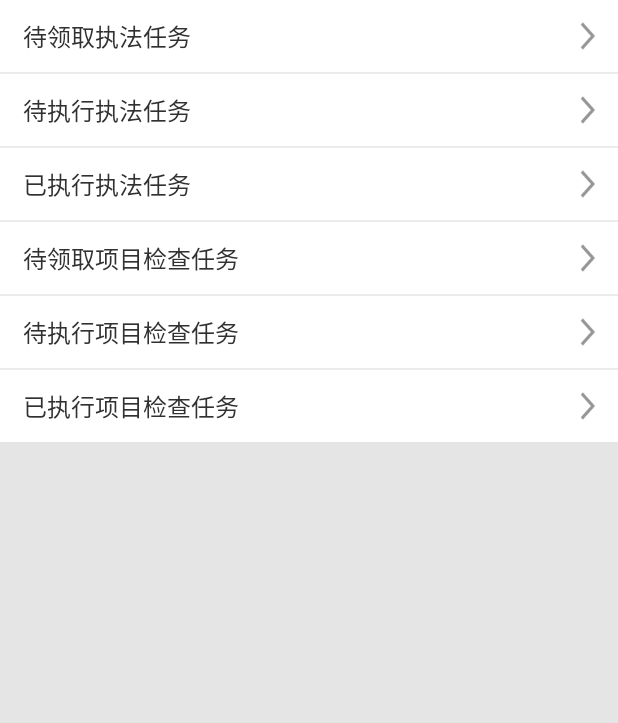
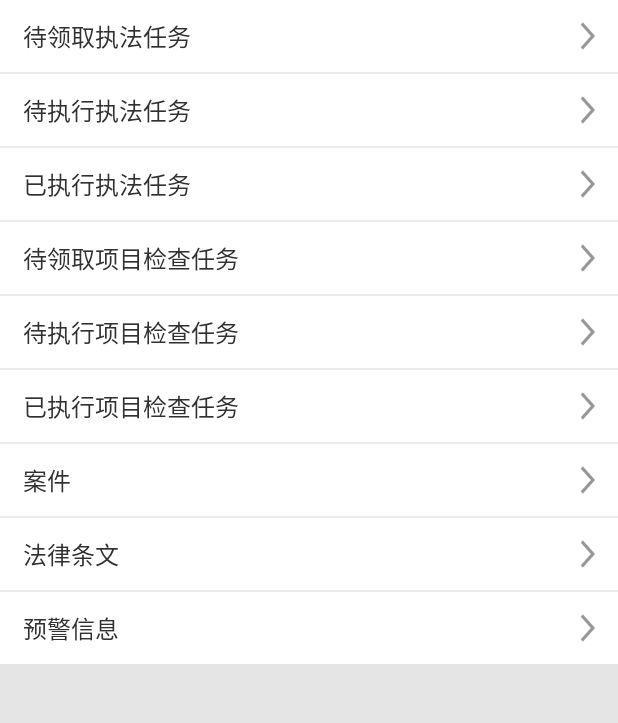
Before and after one commit to xinglan1104/KfFta, an Android app: the MainActivity screen opened directly, with no data from a screen before it, on a phone screen of 412 x 824 dp, the part 72-795 px from its top. Run offline under Robolectric (Android 15) with nearby library versions, the phone set to English and light mode, and no system bars.

Commit message:
新增案件部分界面

```diff
--- a/app/src/main/java/com/xl/kffta/base/BaseFragment.kt
+++ b/app/src/main/java/com/xl/kffta/base/BaseFragment.kt
@@ -54,7 +54,7 @@ abstract class BaseFragment : Fragment() {
         }
     }
 
-    abstract fun initView(inflater: LayoutInflater, container: ViewGroup?, savedInstanceState: Bundle?): View?
+    abstract fun initView(inflater: LayoutInflater, container: ViewGroup?, savedInstanceState: Bundle?): View
 
     protected abstract fun handleMessage(message: Message)
 
@@ -62,7 +62,7 @@ abstract class BaseFragment : Fragment() {
 
     }
 
-    protected open fun initListener(mainView: View?) {
+    protected open fun initListener(mainView: View) {
 
     }
 
--- a/app/src/main/java/com/xl/kffta/ui/activity/MainActivity.java
+++ b/app/src/main/java/com/xl/kffta/ui/activity/MainActivity.java
@@ -13,6 +13,7 @@ import com.xl.kffta.net.ResponseObjectCallback;
 import com.xl.kffta.net.taskmanager.TaskNetManager;
 import com.xl.kffta.ui.activity.executejointtask.ExecuteJointTaskListActivity;
 import com.xl.kffta.ui.activity.executetask.ExecuteListActivity;
+import com.xl.kffta.ui.activity.lawcase.LawcaseListActivity;
 import com.xl.kffta.ui.activity.receivejointtask.JointTaskListActivity;
 import com.xl.kffta.util.DialogUtil;
 
@@ -42,6 +43,7 @@ public class MainActivity extends BaseActivity implements View.OnClickListener {
         findViewById(R.id.main_layout_4).setOnClickListener(this);
         findViewById(R.id.main_layout_5).setOnClickListener(this);
         findViewById(R.id.main_layout_6).setOnClickListener(this);
+        findViewById(R.id.main_layout_7).setOnClickListener(this);
     }
 
     @Override
@@ -102,6 +104,8 @@ public class MainActivity extends BaseActivity implements View.OnClickListener {
             intent.setClass(MainActivity.this, ExecuteJointTaskListActivity.class);
             intent.putExtra(ExecuteJointTaskListActivity.JOINT_EXE_TASK_STATE, ExecuteJointTaskListActivity.JOINT_EXE_TASK_OVER);
             startActivity(new Intent(intent));
+        } else if (id == R.id.main_layout_7) {
+            startActivity(new Intent(MainActivity.this, LawcaseListActivity.class));
         }
     }
 
--- a/app/src/main/res/layout/activity_main.xml
+++ b/app/src/main/res/layout/activity_main.xml
@@ -248,6 +248,123 @@
                     android:textSize="16sp"
                     tools:text="20" />
             </RelativeLayout>
+
+            <View
+                android:layout_width="match_parent"
+                android:layout_height="1dp"
+                android:background="@color/divider_color" />
+
+            <RelativeLayout
+                android:id="@+id/main_layout_7"
+                android:layout_width="match_parent"
+                android:layout_height="48dp"
+                android:paddingLeft="15dp"
+                android:paddingRight="15dp">
+
+                <TextView
+                    android:layout_width="wrap_content"
+                    android:layout_height="wrap_content"
+                    android:layout_centerVertical="true"
+                    android:text="案件"
+                    android:textColor="@color/text_label"
+                    android:textSize="16sp" />
+
+                <ImageView
+                    android:layout_width="wrap_content"
+                    android:layout_height="wrap_content"
+                    android:layout_alignParentRight="true"
+                    android:layout_centerVertical="true"
+                    android:src="@drawable/arrow_right" />
+
+                <TextView
+                    android:id="@+id/main_count_7"
+                    android:layout_width="wrap_content"
+                    android:layout_height="wrap_content"
+                    android:layout_alignParentRight="true"
+                    android:layout_centerVertical="true"
+                    android:layout_marginRight="40dp"
+                    android:textColor="@color/btn_common_color"
+                    android:textSize="16sp"
+                    tools:text="20" />
+            </RelativeLayout>
+
+            <View
+                android:layout_width="match_parent"
+                android:layout_height="1dp"
+                android:background="@color/divider_color" />
+
+            <RelativeLayout
+                android:id="@+id/main_layout_8"
+                android:layout_width="match_parent"
+                android:layout_height="48dp"
+                android:paddingLeft="15dp"
+                android:paddingRight="15dp">
+
+                <TextView
+                    android:layout_width="wrap_content"
+                    android:layout_height="wrap_content"
+                    android:layout_centerVertical="true"
+                    android:text="法律条文"
+                    android:textColor="@color/text_label"
+                    android:textSize="16sp" />
+
+                <ImageView
+                    android:layout_width="wrap_content"
+                    android:layout_height="wrap_content"
+                    android:layout_alignParentRight="true"
+                    android:layout_centerVertical="true"
+                    android:src="@drawable/arrow_right" />
+
+                <TextView
+                    android:id="@+id/main_count_8"
+                    android:layout_width="wrap_content"
+                    android:layout_height="wrap_content"
+                    android:layout_alignParentRight="true"
+                    android:layout_centerVertical="true"
+                    android:layout_marginRight="40dp"
+                    android:textColor="@color/btn_common_color"
+                    android:textSize="16sp"
+                    tools:text="20" />
+            </RelativeLayout>
+
+            <View
+                android:layout_width="match_parent"
+                android:layout_height="1dp"
+                android:background="@color/divider_color" />
+
+            <RelativeLayout
+                android:id="@+id/main_layout_9"
+                android:layout_width="match_parent"
+                android:layout_height="48dp"
+                android:paddingLeft="15dp"
+                android:paddingRight="15dp">
+
+                <TextView
+                    android:layout_width="wrap_content"
+                    android:layout_height="wrap_content"
+                    android:layout_centerVertical="true"
+                    android:text="预警信息"
+                    android:textColor="@color/text_label"
+                    android:textSize="16sp" />
+
+                <ImageView
+                    android:layout_width="wrap_content"
+                    android:layout_height="wrap_content"
+                    android:layout_alignParentRight="true"
+                    android:layout_centerVertical="true"
+                    android:src="@drawable/arrow_right" />
+
+                <TextView
+                    android:id="@+id/main_count_9"
+                    android:layout_width="wrap_content"
+                    android:layout_height="wrap_content"
+                    android:layout_alignParentRight="true"
+                    android:layout_centerVertical="true"
+                    android:layout_marginRight="40dp"
+                    android:textColor="@color/btn_common_color"
+                    android:textSize="16sp"
+                    tools:text="20" />
+            </RelativeLayout>
         </LinearLayout>
     </ScrollView>
 </LinearLayout>
--- a/app/src/main/res/layout/layout_title_bar.xml
+++ b/app/src/main/res/layout/layout_title_bar.xml
@@ -4,6 +4,27 @@
     android:layout_width="match_parent"
     android:layout_height="48dp"
     android:background="@color/colorPrimary">
+
+    <ImageView
+        android:id="@+id/title_add"
+        android:layout_width="wrap_content"
+        android:layout_height="match_parent"
+        android:layout_alignParentRight="true"
+        android:paddingLeft="20dp"
+        android:paddingRight="14dp"
+        android:visibility="gone"
+        android:scaleType="centerInside"
+        android:src="@drawable/icon_add" />
+
+    <TextView
+        android:id="@+id/title_name"
+        android:layout_width="wrap_content"
+        android:layout_height="wrap_content"
+        android:layout_centerInParent="true"
+        android:maxLines="1"
+        android:textColor="@color/white"
+        android:textSize="18sp"
+        tools:text="忘记密码" />
 
     <TextView
         android:id="@+id/title_left"
@@ -16,15 +37,4 @@
         android:text="返回"
         android:textColor="@color/white"
         android:textSize="16sp" />
-
-    <TextView
-        android:id="@+id/title_name"
-        android:layout_width="wrap_content"
-        android:layout_height="wrap_content"
-        android:layout_centerInParent="true"
-        android:maxLines="1"
-        android:textColor="@color/white"
-        android:textSize="18sp"
-        tools:text="忘记密码" />
-
 </RelativeLayout>
```
Also changed, not shown: app/src/main/AndroidManifest.xml (+13 -0 lines), app/src/main/java/com/xl/kffta/adapter/lawcase/LawCaseDetailAdapter.kt (added, +81 -0 lines), app/src/main/java/com/xl/kffta/model/lawcase/LawCaseItemBean.kt (added, +14 -0 lines), app/src/main/java/com/xl/kffta/ui/activity/lawcase/LawCaseInfoDetailActivity.kt (added, +72 -0 lines), app/src/main/java/com/xl/kffta/ui/activity/lawcase/LawcaseListActivity.kt (added, +38 -0 lines), app/src/main/java/com/xl/kffta/ui/fragment/lawcase/LawCaseAddNormalFragment.kt (added, +22 -0 lines), app/src/main/java/com/xl/kffta/ui/fragment/lawcase/LawCaseBaseFragment.kt (added, +33 -0 lines), app/src/main/res/layout/activity_lawcase_detail.xml (added, +17 -0 lines), app/src/main/res/layout/activity_lawcase_list.xml (added, +49 -0 lines), app/src/main/res/layout/fragment_case_common.xml (added, +57 -0 lines), app/src/main/res/drawable-xhdpi/icon_add.png (added).
